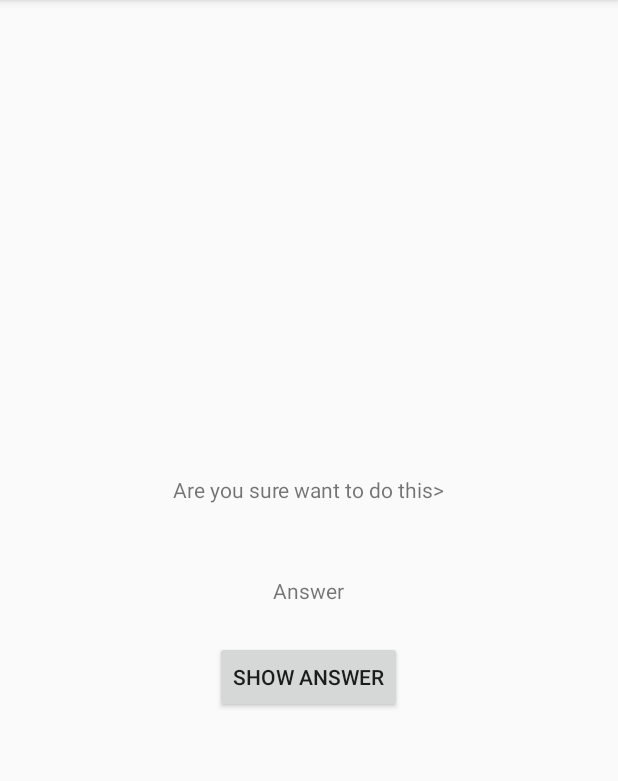
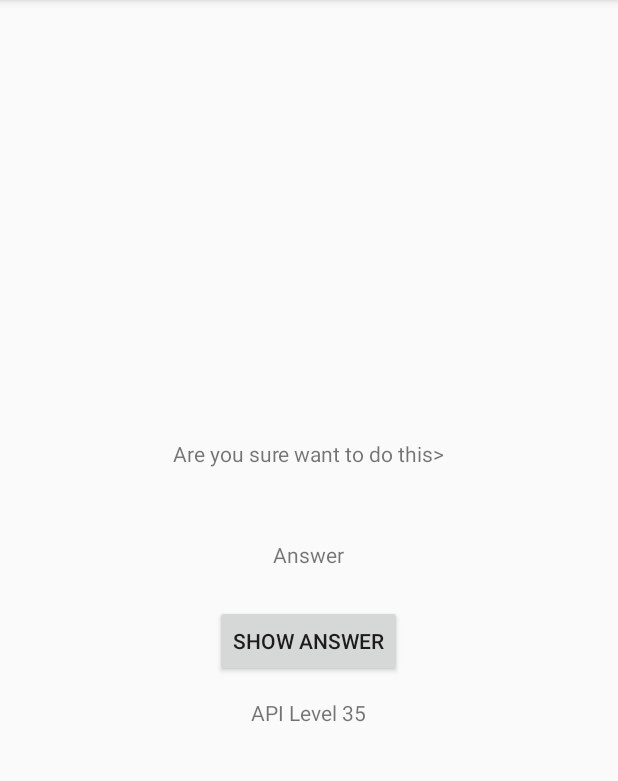
Before and after one commit to CoderLeechou/AndroidProgramming, an Android app: the CheatActivity screen opened directly, with no data from a screen before it, on a phone screen of 412 x 824 dp, the part 84-865 px from its top. Run offline under Robolectric (Android 15) with nearby library versions, the phone set to English and light mode, and no system bars.

Commit message:
增加API显示

```diff
--- a/GeoQuiz/app/src/main/java/com/lzwap/android/geoquiz/CheatActivity.java
+++ b/GeoQuiz/app/src/main/java/com/lzwap/android/geoquiz/CheatActivity.java
@@ -28,6 +28,7 @@ public class CheatActivity extends AppCompatActivity {
 
     private TextView mAnswerTextView;
     private Button mShowAnswerButton;
+    private TextView mApiLevelTV;
 
 
     public static Intent newIntent(Context packageContext, boolean answerIsTrue) {
@@ -99,6 +100,10 @@ public class CheatActivity extends AppCompatActivity {
                 }
             }
         });
+
+        mApiLevelTV = (TextView) findViewById(R.id.show_api_level);
+        CharSequence cs = "API Level " + Build.VERSION.SDK_INT;
+        mApiLevelTV.setText(cs);
     }
 
     private void setAnswerShownResult(boolean isAnswerShown) {
--- a/GeoQuiz/app/src/main/res/layout/activity_cheat.xml
+++ b/GeoQuiz/app/src/main/res/layout/activity_cheat.xml
@@ -26,4 +26,11 @@
         android:layout_height="wrap_content"
         android:text="@string/show_answer_button"/>
 
+    <TextView
+        android:id="@+id/show_api_level"
+        android:layout_width="wrap_content"
+        android:layout_height="wrap_content"
+        android:padding="14dp"
+        tools:text=""/>
+
 </LinearLayout>
```
